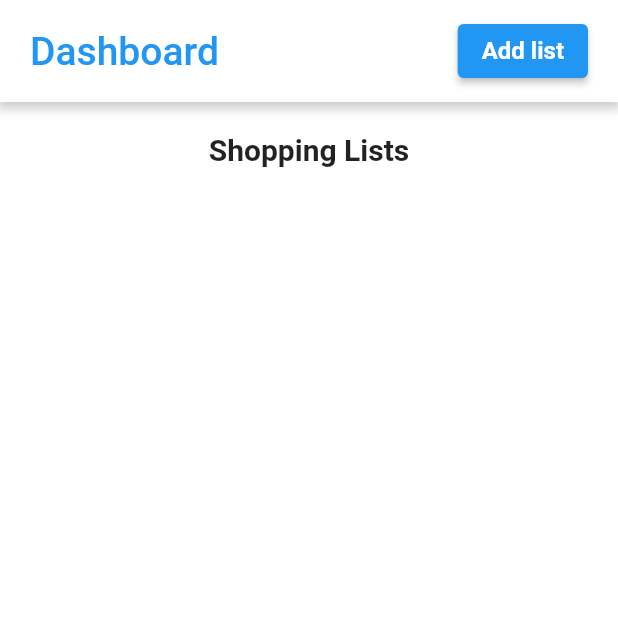
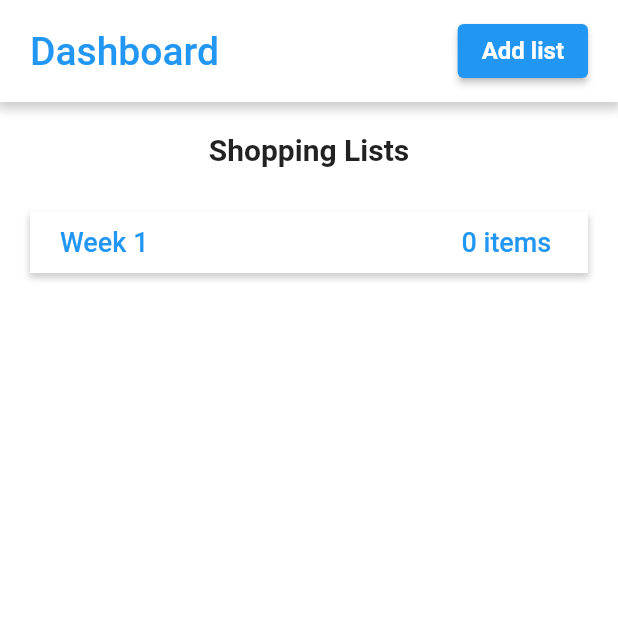
Before and after one commit to alexivxii/supplied_mobile, a Flutter app: the screen it shows after launch, after a tap on "Add list", on a phone screen of 412 x 824 dp, the top half of it. Run offline on Flutter 3.47's test engine with Material 2 defaults, Android fonts, the phone set to English and light mode, and no system bars; our stand-ins replace cloud_firestore, firebase_auth, firebase_core; accounts and stored records are empty.

Commit message:
in week details, when popping, now it updates dashboard

```diff
--- a/lib/dashboard.dart
+++ b/lib/dashboard.dart
@@ -62,9 +62,26 @@ class _State extends State<Dashboard> {
                     ),
                     Container(
                       child: ElevatedButton(
-                          onPressed: () {
+                          onPressed: () async {
                             print("Pressed");
-                            },
+
+                            //int documentCount = await FirebaseFirestore.instance.collection('products').snapshots().length;
+
+                            QuerySnapshot snapshot = await FirebaseFirestore.instance.collection('products').get();
+
+                            int documentCount = snapshot.size;
+
+                            print(documentCount);
+                            String weekName = "Week ${documentCount+1}";
+                            print(weekName);
+
+                            FirebaseFirestore.instance.collection('weeks').doc().set({'name':weekName,'groceries_list': [0,0,0,0,0,0,0,0,0,0,0,0,0,0,0], 'item_count': 0});
+
+                            setState(() {
+
+                            });
+
+                          },
                           child: const Text(
                             "Add list",
                             style: TextStyle(
--- a/lib/week_details.dart
+++ b/lib/week_details.dart
@@ -3,6 +3,8 @@ import 'package:cloud_firestore/cloud_firestore.dart';
 import 'package:firebase_auth/firebase_auth.dart';
 import 'dart:io';
 import 'dart:async';
+
+import 'package:supplied/dashboard.dart';
 
 class WeekDetails extends StatefulWidget{
 
@@ -195,7 +197,9 @@ class _State extends State<WeekDetails> {
                           color: Colors.grey,
                           icon: Icon(Icons.arrow_back_ios),
                           onPressed:(){
-                            Navigator.pop(context);
+                            Navigator.of(context).pushAndRemoveUntil(MaterialPageRoute(
+                                builder: (context) => Dashboard()), (Route route) => false);
+
                           },
                         ),
                       ),
```
